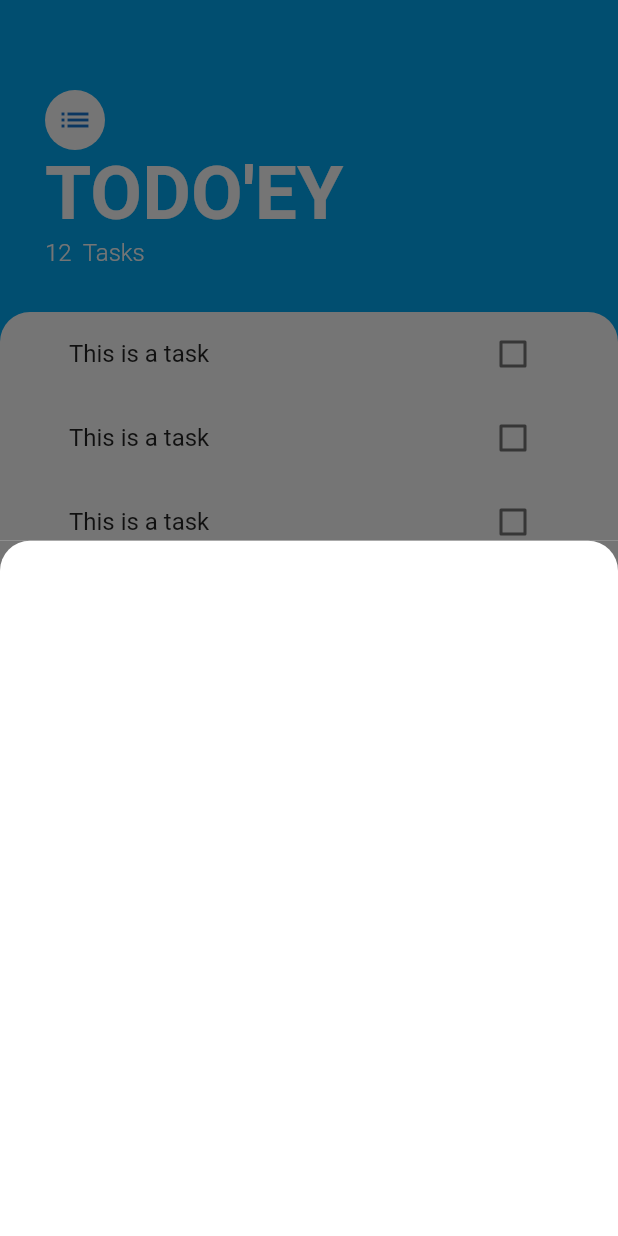
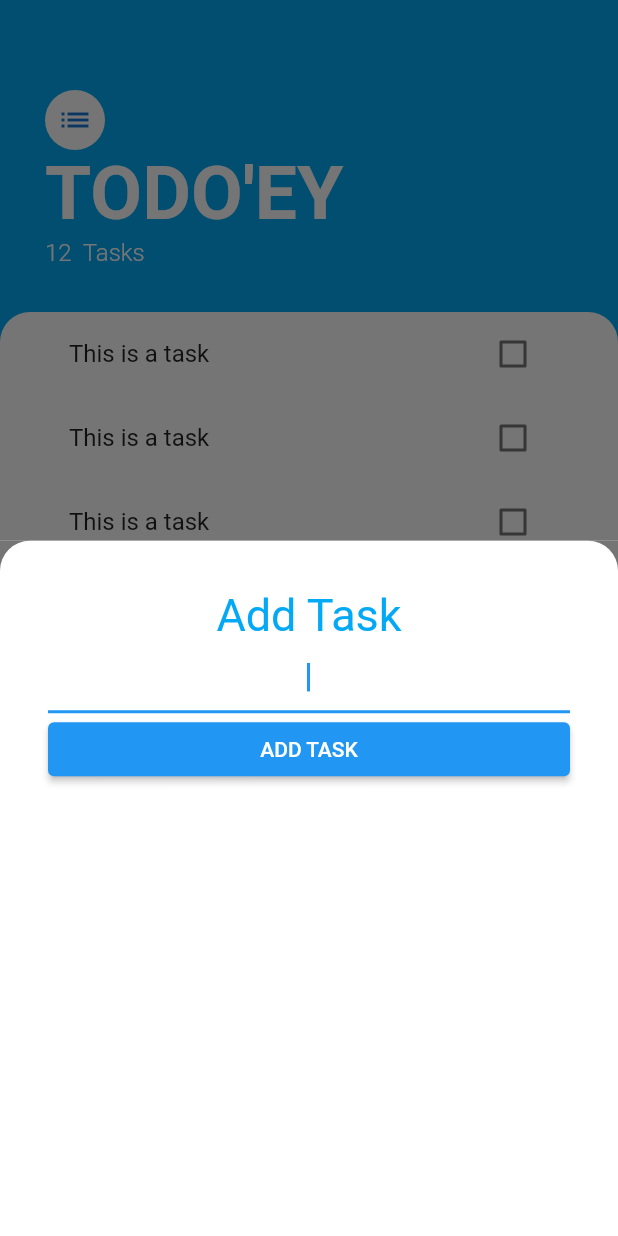
Before and after one commit to mannuelf/flutter-statemanagement, a Flutter app: the screen it shows after launch, after a tap on the "add" icon, on a phone screen of 412 x 824 dp. Run offline on Flutter 3.47's test engine with Material 2 defaults, Android fonts, the phone set to English and light mode, and no system bars.

Commit message:
add content into slider, button and heading and input

```diff
--- a/lib/screens/add_tasks_screen.dart
+++ b/lib/screens/add_tasks_screen.dart
@@ -1,4 +1,5 @@
 // ignore_for_file: prefer_const_constructors
+// ignore_for_file: prefer_const_literals_to_create_immutables
 
 import 'package:flutter/material.dart';
 
@@ -17,6 +18,29 @@ class AddTasksScreen extends StatelessWidget {
             topRight: Radius.circular(20.0),
           ),
         ),
+        child: Padding(
+          padding: const EdgeInsets.all(32.0),
+          child: Column(
+            crossAxisAlignment: CrossAxisAlignment.stretch,
+            children: <Widget>[
+              Text(
+                'Add Task',
+                textAlign: TextAlign.center,
+                style: TextStyle(fontSize: 30.0, color: Colors.lightBlue),
+              ),
+              TextField(
+                autofocus: true,
+                textAlign: TextAlign.center,
+              ),
+              ElevatedButton(
+                onPressed: () {
+                  print('adding as task');
+                },
+                child: Text('ADD TASK'),
+              )
+            ],
+          ),
+        ),
       ),
     );
   }
```
